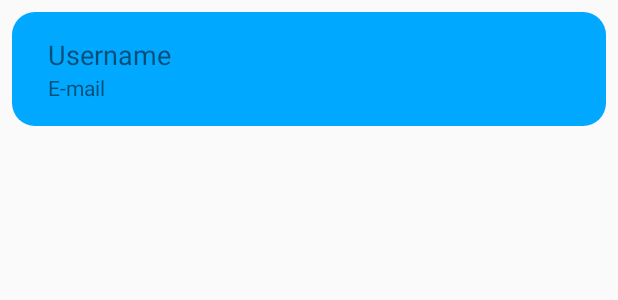
After one commit to arnabmaji/LetsChat-android, an Android app: the layout users_list_row.xml on its own in the app's theme, with its tools: preview values and no code run, on a phone screen of 412 x 824 dp. The commit adds this screen. Shown: the top 300 px of the screen. Run offline under Robolectric (Android 15) with nearby library versions, the phone set to English and light mode, and no system bars.

Commit message:
all users list after login done.

```diff
--- a/app/src/main/AndroidManifest.xml
+++ b/app/src/main/AndroidManifest.xml
@@ -9,7 +9,8 @@
         android:roundIcon="@mipmap/ic_launcher_round"
         android:supportsRtl="true"
         android:theme="@style/AppTheme">
-        <activity android:name=".SignUpActivity"></activity>
+        <activity android:name=".UsersListActivity"></activity>
+        <activity android:name=".SignUpActivity" />
         <activity android:name=".LoginActivity">
             <intent-filter>
                 <action android:name="android.intent.action.MAIN" />
@@ -17,7 +18,7 @@
                 <category android:name="android.intent.category.LAUNCHER" />
             </intent-filter>
         </activity>
-        <activity android:name=".MainActivity"></activity>
+        <activity android:name=".MainActivity" />
     </application>
 
 </manifest>
--- a/app/src/main/java/io/github/arnabmaji19/letschat/SignUpActivity.java
+++ b/app/src/main/java/io/github/arnabmaji19/letschat/SignUpActivity.java
@@ -89,6 +89,7 @@ public class SignUpActivity extends AppCompatActivity {
                     User user = new User(username,email,password);
                     databaseReference.child("users").push().setValue(user);
                     startActivity(new Intent(SignUpActivity.this,LoginActivity.class));
+                    finish();
                 } else {
                     Snackbar.make(findViewById(android.R.id.content),"Oops! Something went wrong",Snackbar.LENGTH_SHORT)
                             .show();
--- /dev/null
+++ b/app/src/main/res/layout/users_list_row.xml
@@ -0,0 +1,33 @@
+<?xml version="1.0" encoding="utf-8"?>
+<androidx.constraintlayout.widget.ConstraintLayout xmlns:android="http://schemas.android.com/apk/res/android"
+    xmlns:app="http://schemas.android.com/apk/res-auto"
+    xmlns:tools="http://schemas.android.com/tools"
+    android:id="@+id/usersListRowMainLayout"
+    android:layout_width="match_parent"
+    android:layout_height="wrap_content"
+    android:layout_margin="8dp"
+    android:background="@drawable/container_background"
+    android:padding="8dp">
+
+    <TextView
+        android:id="@+id/usersListRowusername"
+        android:layout_width="wrap_content"
+        android:layout_height="wrap_content"
+        android:layout_marginStart="16dp"
+        android:layout_marginTop="8dp"
+        android:text="@string/username"
+        android:textSize="18sp"
+        app:layout_constraintStart_toStartOf="parent"
+        app:layout_constraintTop_toTopOf="parent" />
+
+    <TextView
+        android:id="@+id/usersListRowemail"
+        android:layout_width="wrap_content"
+        android:layout_height="wrap_content"
+        android:layout_marginStart="16dp"
+        android:layout_marginBottom="8dp"
+        android:text="@string/email"
+        app:layout_constraintBottom_toBottomOf="parent"
+        app:layout_constraintStart_toStartOf="parent"
+        app:layout_constraintTop_toBottomOf="@+id/usersListRowusername" />
+</androidx.constraintlayout.widget.ConstraintLayout>
--- a/app/src/main/res/values/strings.xml
+++ b/app/src/main/res/values/strings.xml
@@ -10,4 +10,5 @@
     <string name="enter_message_prompt">Enter your message here&#8230;</string>
     <string name="author">Author</string>
     <string name="message">Message</string>
+    <string name="current_user">Current User</string>
 </resources>
```
Also changed, not shown: app/src/main/java/io/github/arnabmaji19/letschat/LoginActivity.java (+4 -4 lines), app/src/main/java/io/github/arnabmaji19/letschat/UsersListActivity.java (added, +43 -0 lines), app/src/main/java/io/github/arnabmaji19/letschat/UsersListAdapter.java (added, +110 -0 lines), app/src/main/res/layout/activity_users_list.xml (added, +33 -0 lines).
